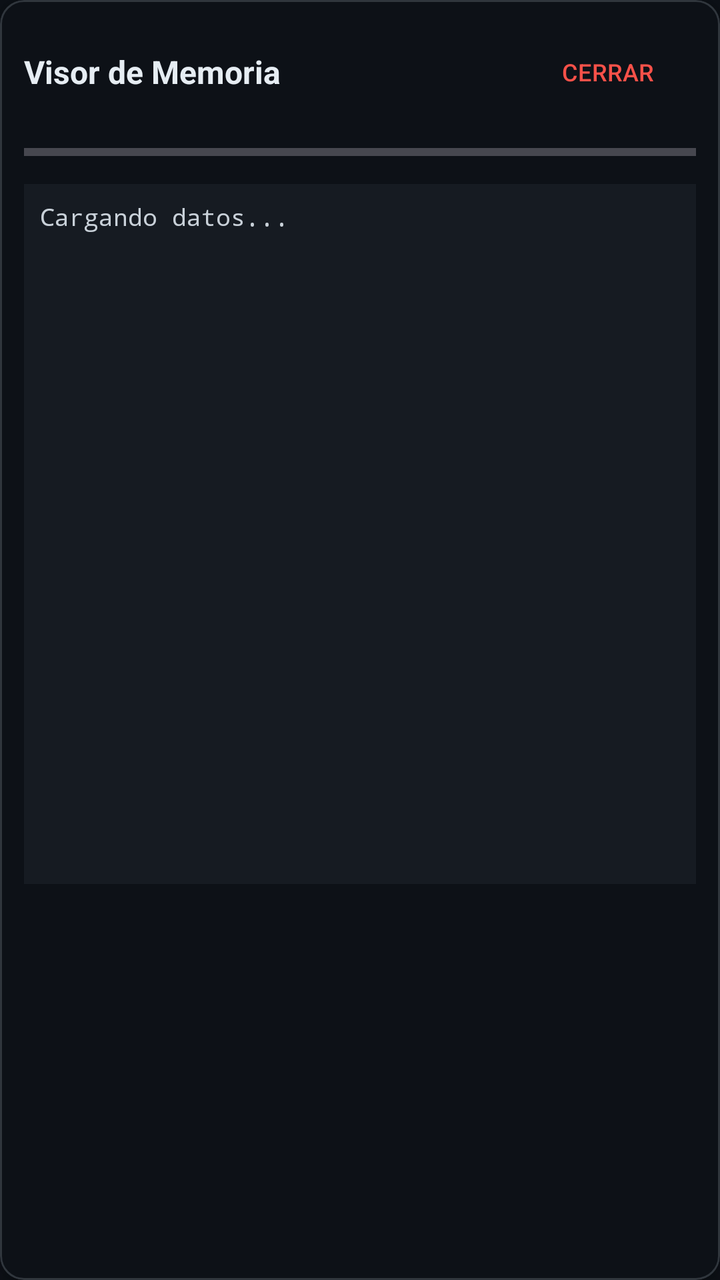
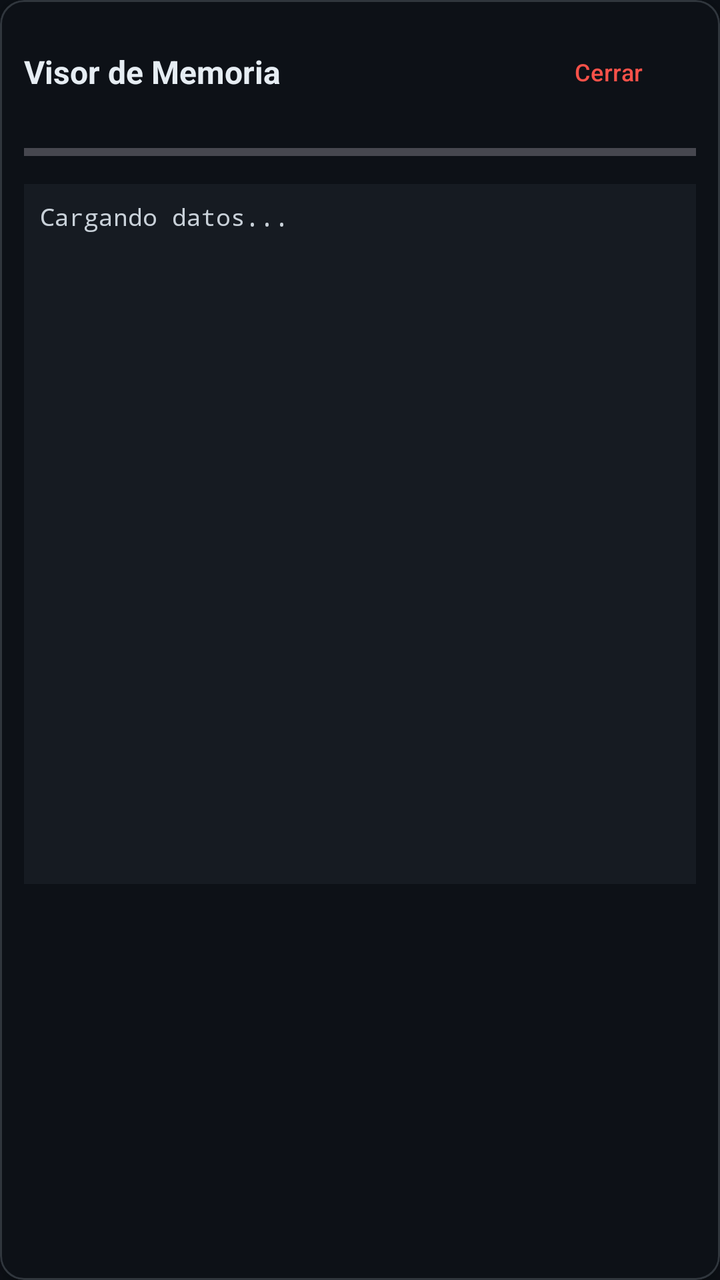

Screens rendered from an Android XML layout before and after an edit, with the pre-edit source and the edit as a unified diff.
<!-- AndroidManifest.xml: application theme Theme.ComunicadorOTGTTLAndroid -->
<!-- res/layout/popup_hex_viewer.xml -->
<?xml version="1.0" encoding="utf-8"?>
<com.google.android.material.card.MaterialCardView xmlns:android="http://schemas.android.com/apk/res/android"
    xmlns:app="http://schemas.android.com/apk/res-auto"
    android:layout_width="match_parent"
    android:layout_height="wrap_content"
    android:layout_margin="16dp"
    app:cardBackgroundColor="#0D1117"
    app:cardCornerRadius="12dp"
    app:cardElevation="8dp"
    app:strokeColor="#30363D"
    app:strokeWidth="1dp">

    <LinearLayout
        android:layout_width="match_parent"
        android:layout_height="wrap_content"
        android:orientation="vertical"
        android:padding="12dp">

        <RelativeLayout
            android:layout_width="match_parent"
            android:layout_height="wrap_content"
            android:layout_marginBottom="8dp">

            <TextView
                android:id="@+id/tvPopupTitle"
                android:layout_width="wrap_content"
                android:layout_height="wrap_content"
                android:layout_centerVertical="true"
                android:text="Visor de Memoria"
                android:textColor="@color/text_primary"
                android:textSize="16sp"
                android:textStyle="bold" />

            <com.google.android.material.button.MaterialButton
                android:id="@+id/btnClosePopup"
                style="@style/Widget.Material3.Button.TextButton"
                android:layout_width="wrap_content"
                android:layout_height="wrap_content"
                android:layout_alignParentEnd="true"
                android:text="CERRAR"
                android:textColor="#F85149"
                android:textSize="12sp" />
        </RelativeLayout>

        <ProgressBar
            android:id="@+id/popupProgressBar"
            style="?android:attr/progressBarStyleHorizontal"
            android:layout_width="match_parent"
            android:layout_height="wrap_content"
            android:layout_marginBottom="8dp"
            android:progressTint="@color/color_primary"
            android:visibility="visible" />

        <FrameLayout
            android:layout_width="match_parent"
            android:layout_height="350dp"
            android:background="#161B22">

            <ScrollView
                android:layout_width="match_parent"
                android:layout_height="match_parent">

                <HorizontalScrollView
                    android:layout_width="wrap_content"
                    android:layout_height="wrap_content">

                    <TextView
                        android:id="@+id/tvHexViewerPopup"
                        android:layout_width="wrap_content"
                        android:layout_height="wrap_content"
                        android:padding="8dp"
                        android:text="Cargando datos..."
                        android:textColor="#C9D1D9"
                        android:textSize="12sp"
                        android:typeface="monospace" />
                </HorizontalScrollView>
            </ScrollView>
        </FrameLayout>
    </LinearLayout>
</com.google.android.material.card.MaterialCardView>
<!-- resources referenced by this layout -->
<resources>
  <color name="color_primary">#238636</color>
  <color name="text_primary">#E6EDF3</color>
  <style name="Theme.ComunicadorOTGTTLAndroid" parent="Base.Theme.ComunicadorOTGTTLAndroid" />
  <style name="Base.Theme.ComunicadorOTGTTLAndroid" parent="Theme.Material3.Dark.NoActionBar">
          <item name="colorPrimary">@color/color_primary</item>
          <item name="colorPrimaryVariant">@color/color_primary_variant</item>
          <item name="colorOnPrimary">@color/white</item>
          <item name="colorSurface">@color/bg_card</item>
          <item name="colorOnSurface">@color/text_primary</item>
          <item name="android:colorBackground">@color/bg_dark</item>
          <item name="android:windowBackground">@color/bg_dark</item>
          <item name="android:statusBarColor">@color/bg_dark</item>
          <item name="android:navigationBarColor">@color/bg_dark</item>
      </style>
  <color name="color_primary_variant">#2EA043</color>
  <color name="white">#FFFFFFFF</color>
  <color name="bg_card">#161B22</color>
  <color name="bg_dark">#0D1117</color>
</resources>

<!-- the commit's change to res/layout/popup_hex_viewer.xml (unified diff, before → after) -->
@@ -26,7 +26,7 @@
                 android:layout_width="wrap_content"
                 android:layout_height="wrap_content"
                 android:layout_centerVertical="true"
-                android:text="Visor de Memoria"
+                android:text="@string/hex_viewer_title"
                 android:textColor="@color/text_primary"
                 android:textSize="16sp"
                 android:textStyle="bold" />
@@ -37,7 +37,7 @@
                 android:layout_width="wrap_content"
                 android:layout_height="wrap_content"
                 android:layout_alignParentEnd="true"
-                android:text="CERRAR"
+                android:text="@string/btn_close"
                 android:textColor="#F85149"
                 android:textSize="12sp" />
         </RelativeLayout>
@@ -69,7 +69,7 @@
                         android:layout_width="wrap_content"
                         android:layout_height="wrap_content"
                         android:padding="8dp"
-                        android:text="Cargando datos..."
+                        android:text="@string/loading_data"
                         android:textColor="#C9D1D9"
                         android:textSize="12sp"
                         android:typeface="monospace" />
<!-- resource entries referenced after the edit -->
@@ -2,6 +2,9 @@
 <resources>
   <color name="color_primary">#238636</color>
   <color name="text_primary">#E6EDF3</color>
+  <string name="btn_close">Cerrar</string>
+  <string name="hex_viewer_title">Visor de Memoria</string>
+  <string name="loading_data">Cargando datos...</string>
   <style name="Theme.ComunicadorOTGTTLAndroid" parent="Base.Theme.ComunicadorOTGTTLAndroid" />
   <style name="Base.Theme.ComunicadorOTGTTLAndroid" parent="Theme.Material3.Dark.NoActionBar">
           <item name="colorPrimary">@color/color_primary</item>
